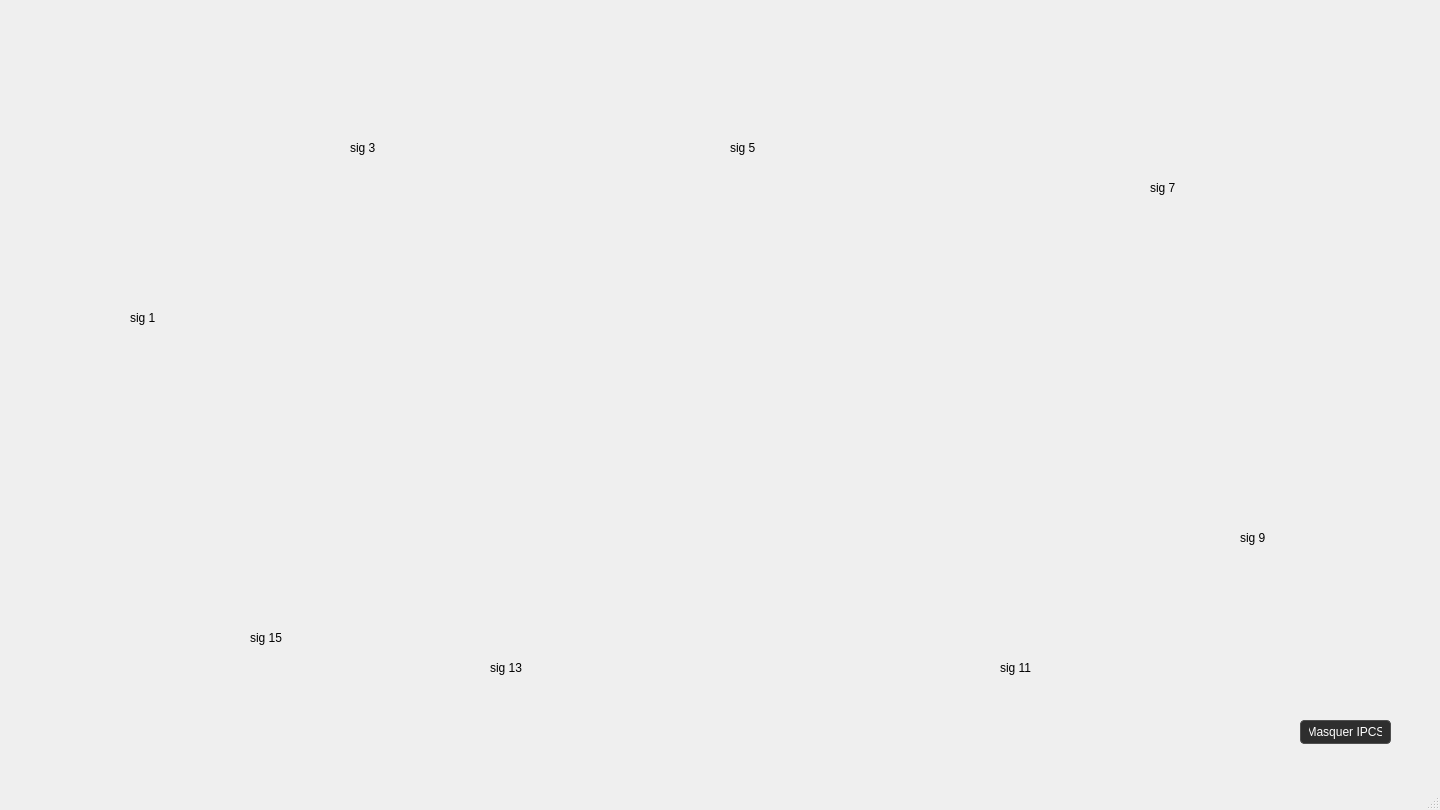
Before: the Qt Designer form ui/gui.ui in Elfix3/TCO, drawn with Qt 5.
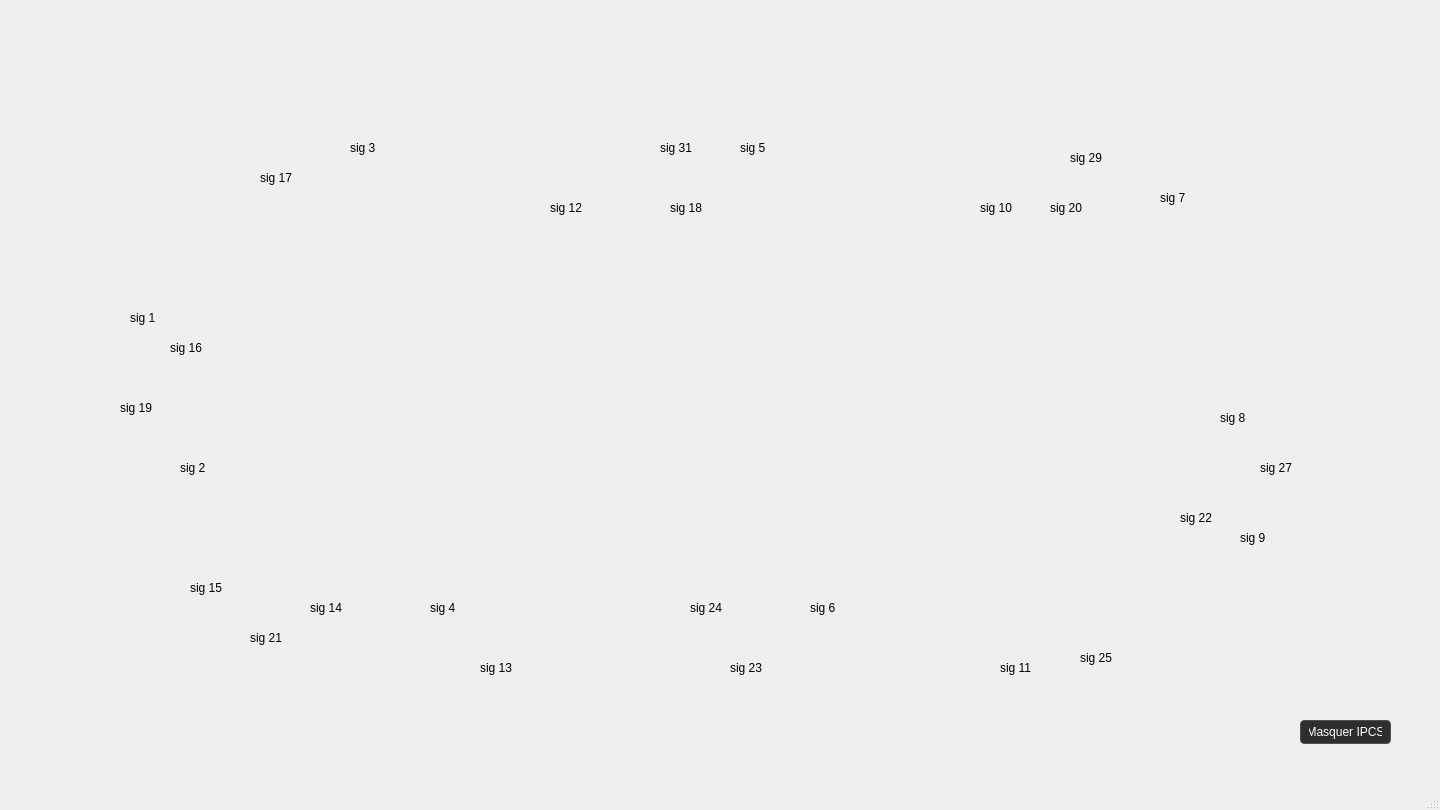
After: the same form once the commit is applied. Icons and pictures are not drawn.

```diff
--- a/ui/gui.ui
+++ b/ui/gui.ui
@@ -103,7 +103,7 @@
    <widget class="QLabel" name="labelSig3">
     <property name="geometry">
      <rect>
-      <x>730</x>
+      <x>740</x>
       <y>140</y>
       <width>49</width>
       <height>16</height>
@@ -116,8 +116,8 @@
    <widget class="QLabel" name="labelSig7">
     <property name="geometry">
      <rect>
-      <x>1150</x>
-      <y>180</y>
+      <x>1160</x>
+      <y>190</y>
       <width>49</width>
       <height>16</height>
      </rect>
@@ -155,7 +155,7 @@
    <widget class="QLabel" name="labelSig13">
     <property name="geometry">
      <rect>
-      <x>490</x>
+      <x>480</x>
       <y>660</y>
       <width>49</width>
       <height>16</height>
@@ -168,6 +168,253 @@
    <widget class="QLabel" name="labelSig15">
     <property name="geometry">
      <rect>
+      <x>190</x>
+      <y>580</y>
+      <width>49</width>
+      <height>16</height>
+     </rect>
+    </property>
+    <property name="text">
+     <string>sig 15</string>
+    </property>
+   </widget>
+   <widget class="QLabel" name="labelSig2">
+    <property name="geometry">
+     <rect>
+      <x>180</x>
+      <y>460</y>
+      <width>49</width>
+      <height>16</height>
+     </rect>
+    </property>
+    <property name="text">
+     <string>sig 2</string>
+    </property>
+   </widget>
+   <widget class="QLabel" name="labelSig4">
+    <property name="geometry">
+     <rect>
+      <x>430</x>
+      <y>600</y>
+      <width>49</width>
+      <height>16</height>
+     </rect>
+    </property>
+    <property name="text">
+     <string>sig 4</string>
+    </property>
+   </widget>
+   <widget class="QLabel" name="labelSig6">
+    <property name="geometry">
+     <rect>
+      <x>810</x>
+      <y>600</y>
+      <width>49</width>
+      <height>16</height>
+     </rect>
+    </property>
+    <property name="text">
+     <string>sig 6</string>
+    </property>
+   </widget>
+   <widget class="QLabel" name="labelSig9_2">
+    <property name="geometry">
+     <rect>
+      <x>1220</x>
+      <y>410</y>
+      <width>49</width>
+      <height>16</height>
+     </rect>
+    </property>
+    <property name="text">
+     <string>sig 8</string>
+    </property>
+   </widget>
+   <widget class="QLabel" name="labelSig9_3">
+    <property name="geometry">
+     <rect>
+      <x>980</x>
+      <y>200</y>
+      <width>49</width>
+      <height>16</height>
+     </rect>
+    </property>
+    <property name="text">
+     <string>sig 10</string>
+    </property>
+   </widget>
+   <widget class="QLabel" name="labelSig9_4">
+    <property name="geometry">
+     <rect>
+      <x>550</x>
+      <y>200</y>
+      <width>49</width>
+      <height>16</height>
+     </rect>
+    </property>
+    <property name="text">
+     <string>sig 12</string>
+    </property>
+   </widget>
+   <widget class="QLabel" name="labelSig22_IPCS">
+    <property name="geometry">
+     <rect>
+      <x>1180</x>
+      <y>510</y>
+      <width>49</width>
+      <height>16</height>
+     </rect>
+    </property>
+    <property name="text">
+     <string>sig 22</string>
+    </property>
+   </widget>
+   <widget class="QLabel" name="labelSig16_IPCS">
+    <property name="geometry">
+     <rect>
+      <x>170</x>
+      <y>340</y>
+      <width>49</width>
+      <height>16</height>
+     </rect>
+    </property>
+    <property name="text">
+     <string>sig 16</string>
+    </property>
+   </widget>
+   <widget class="QLabel" name="labelSig14_IPCS">
+    <property name="geometry">
+     <rect>
+      <x>310</x>
+      <y>600</y>
+      <width>49</width>
+      <height>16</height>
+     </rect>
+    </property>
+    <property name="text">
+     <string>sig 14</string>
+    </property>
+   </widget>
+   <widget class="QLabel" name="labelSig24_IPCS">
+    <property name="geometry">
+     <rect>
+      <x>690</x>
+      <y>600</y>
+      <width>49</width>
+      <height>16</height>
+     </rect>
+    </property>
+    <property name="text">
+     <string>sig 24</string>
+    </property>
+   </widget>
+   <widget class="QLabel" name="labelSig20_IPCS">
+    <property name="geometry">
+     <rect>
+      <x>1050</x>
+      <y>200</y>
+      <width>49</width>
+      <height>16</height>
+     </rect>
+    </property>
+    <property name="text">
+     <string>sig 20</string>
+    </property>
+   </widget>
+   <widget class="QLabel" name="labelSig18_IPCS">
+    <property name="geometry">
+     <rect>
+      <x>670</x>
+      <y>200</y>
+      <width>49</width>
+      <height>16</height>
+     </rect>
+    </property>
+    <property name="text">
+     <string>sig 18</string>
+    </property>
+   </widget>
+   <widget class="QLabel" name="labelSig17_IPCS">
+    <property name="geometry">
+     <rect>
+      <x>260</x>
+      <y>170</y>
+      <width>49</width>
+      <height>16</height>
+     </rect>
+    </property>
+    <property name="text">
+     <string>sig 17</string>
+    </property>
+   </widget>
+   <widget class="QLabel" name="labelSig31_IPCS">
+    <property name="geometry">
+     <rect>
+      <x>660</x>
+      <y>140</y>
+      <width>49</width>
+      <height>16</height>
+     </rect>
+    </property>
+    <property name="text">
+     <string>sig 31</string>
+    </property>
+   </widget>
+   <widget class="QLabel" name="labelSig29_IPCS">
+    <property name="geometry">
+     <rect>
+      <x>1070</x>
+      <y>150</y>
+      <width>49</width>
+      <height>16</height>
+     </rect>
+    </property>
+    <property name="text">
+     <string>sig 29</string>
+    </property>
+   </widget>
+   <widget class="QLabel" name="labelSig27_IPCS">
+    <property name="geometry">
+     <rect>
+      <x>1260</x>
+      <y>460</y>
+      <width>49</width>
+      <height>16</height>
+     </rect>
+    </property>
+    <property name="text">
+     <string>sig 27</string>
+    </property>
+   </widget>
+   <widget class="QLabel" name="labelSig25_IPCS">
+    <property name="geometry">
+     <rect>
+      <x>1080</x>
+      <y>650</y>
+      <width>49</width>
+      <height>16</height>
+     </rect>
+    </property>
+    <property name="text">
+     <string>sig 25</string>
+    </property>
+   </widget>
+   <widget class="QLabel" name="labelSig23_IPCS">
+    <property name="geometry">
+     <rect>
+      <x>730</x>
+      <y>660</y>
+      <width>49</width>
+      <height>16</height>
+     </rect>
+    </property>
+    <property name="text">
+     <string>sig 23</string>
+    </property>
+   </widget>
+   <widget class="QLabel" name="labelSig19_IPCS_2">
+    <property name="geometry">
+     <rect>
       <x>250</x>
       <y>630</y>
       <width>49</width>
@@ -175,7 +422,20 @@
      </rect>
     </property>
     <property name="text">
-     <string>sig 15</string>
+     <string>sig 21</string>
+    </property>
+   </widget>
+   <widget class="QLabel" name="labelSig19_IPCS">
+    <property name="geometry">
+     <rect>
+      <x>120</x>
+      <y>400</y>
+      <width>49</width>
+      <height>16</height>
+     </rect>
+    </property>
+    <property name="text">
+     <string>sig 19</string>
     </property>
    </widget>
   </widget>
```
